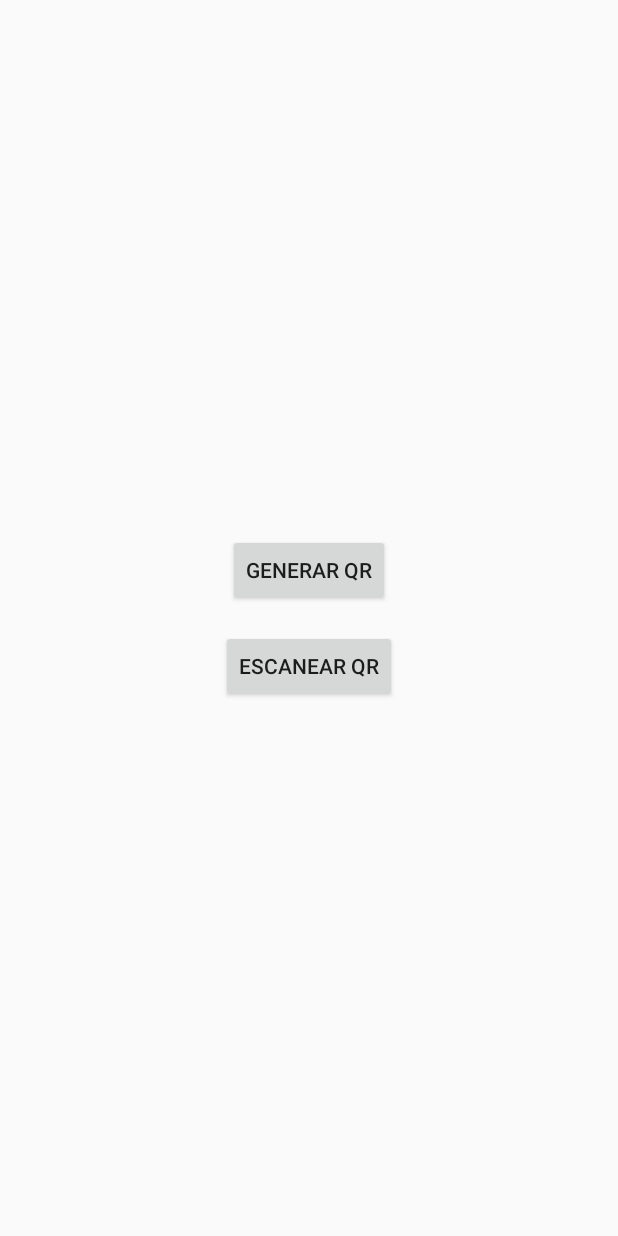
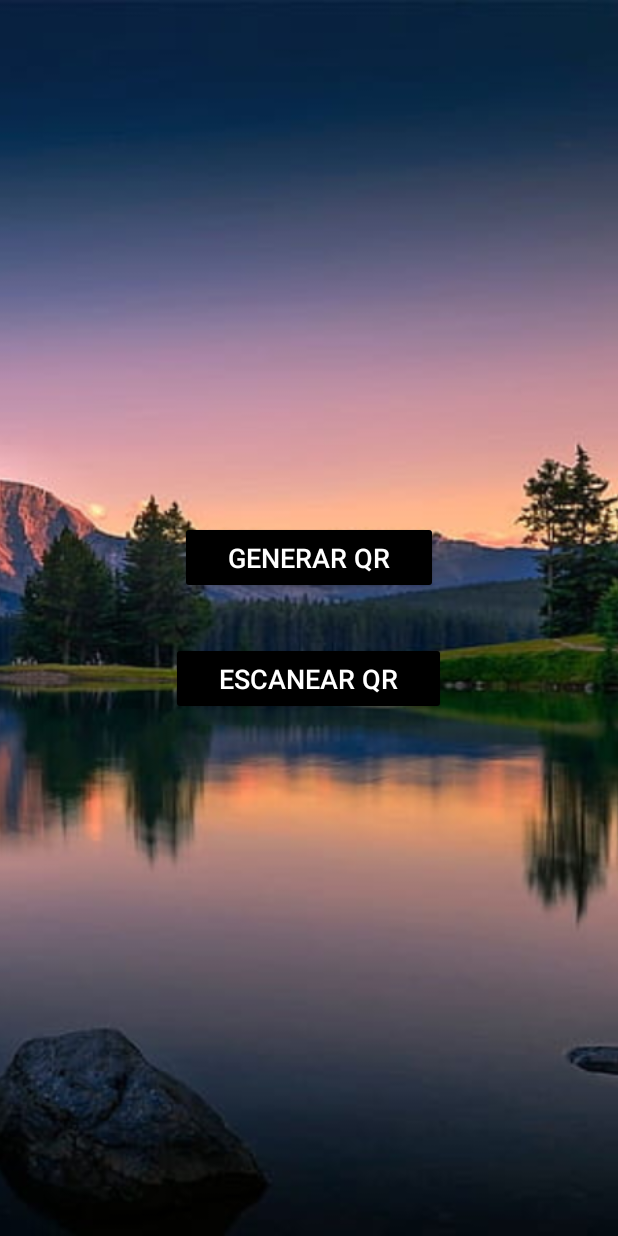
Before and after one commit to MissiegoBeats/secmessaging, an Android app: the screen it shows after launch (MainActivity), on a phone screen of 412 x 824 dp. Run offline under Robolectric (Android 15) with nearby library versions, the phone set to English and light mode, and no system bars; 9 statements that could not run were skipped.

Commit message:
Finished most development, adding more beautiful features

```diff
--- a/app/build.gradle
+++ b/app/build.gradle
@@ -12,7 +12,7 @@ android {
         targetSdk 34
         versionCode 1
         versionName "1.0"
-
+        renderscriptSupportModeEnabled true
         testInstrumentationRunner "androidx.test.runner.AndroidJUnitRunner"
     }
 
--- a/app/src/main/java/com/secmes/secmessaging/MainActivity.java
+++ b/app/src/main/java/com/secmes/secmessaging/MainActivity.java
@@ -1,9 +1,16 @@
 package com.secmes.secmessaging;
 
 import android.content.Intent;
+import android.graphics.Bitmap;
+import android.graphics.BitmapFactory;
 import android.os.Bundle;
+import android.renderscript.Allocation;
+import android.renderscript.Element;
+import android.renderscript.RenderScript;
+import android.renderscript.ScriptIntrinsicBlur;
 import android.view.View;
 import android.widget.Button;
+import android.widget.ImageView;
 
 import androidx.appcompat.app.AppCompatActivity;
 
@@ -11,11 +18,15 @@ public class MainActivity extends AppCompatActivity {
 
     private Button generateQRButton;
     private Button scanQRButton;
+    private ImageView backgroundImage;
 
     @Override
     protected void onCreate(Bundle savedInstanceState) {
         super.onCreate(savedInstanceState);
         setContentView(R.layout.activity_main);
+
+        backgroundImage = findViewById(R.id.backgroundImage);
+        applyBlur();
 
         generateQRButton = findViewById(R.id.generateQRButton);
         scanQRButton = findViewById(R.id.scanQRButton);
@@ -38,4 +49,18 @@ public class MainActivity extends AppCompatActivity {
             }
         });
     }
+
+    private void applyBlur() {
+        Bitmap originalBitmap = BitmapFactory.decodeResource(getResources(), R.drawable.background);
+        RenderScript rs = RenderScript.create(this);
+        Allocation input = Allocation.createFromBitmap(rs, originalBitmap);
+        Allocation output = Allocation.createTyped(rs, input.getType());
+        ScriptIntrinsicBlur blurScript = ScriptIntrinsicBlur.create(rs, Element.U8_4(rs));
+        blurScript.setRadius(10f);
+        blurScript.setInput(input);
+        blurScript.forEach(output);
+        output.copyTo(originalBitmap);
+        backgroundImage.setImageBitmap(originalBitmap);
+        rs.destroy();
+    }
 }
--- /dev/null
+++ b/app/src/main/res/drawable/button_background.xml
@@ -0,0 +1,6 @@
+<?xml version="1.0" encoding="utf-8"?>
+<shape xmlns:android="http://schemas.android.com/apk/res/android">
+    <solid android:color="#A2EDA6"/>
+    <corners android:radius="10dp"/>
+    <stroke android:color="#5DE463" android:width="0dp"/>
+</shape>
--- /dev/null
+++ b/app/src/main/res/drawable/edit_text_background.xml
@@ -0,0 +1,6 @@
+<?xml version="1.0" encoding="utf-8"?>
+<shape xmlns:android="http://schemas.android.com/apk/res/android">
+    <solid android:color="#ffffff"/>
+    <corners android:radius="16dp"/>
+    <stroke android:color="#e0e0e0" android:width="1dp"/>
+</shape>
--- /dev/null
+++ b/app/src/main/res/drawable/message_received_background.xml
@@ -0,0 +1,6 @@
+<?xml version="1.0" encoding="utf-8"?>
+<shape xmlns:android="http://schemas.android.com/apk/res/android">
+    <solid android:color="#E0E0E0"/>
+    <corners android:radius="12dp"/>
+    <padding android:left="16dp" android:right="16dp" android:top="8dp" android:bottom="8dp"/>
+</shape>
--- /dev/null
+++ b/app/src/main/res/drawable/message_sent_background.xml
@@ -0,0 +1,6 @@
+<?xml version="1.0" encoding="utf-8"?>
+<shape xmlns:android="http://schemas.android.com/apk/res/android">
+    <solid android:color="#A2EDA6"/>
+    <corners android:radius="12dp"/>
+    <padding android:left="16dp" android:right="16dp" android:top="8dp" android:bottom="8dp"/>
+</shape>
--- a/app/src/main/res/layout/activity_main.xml
+++ b/app/src/main/res/layout/activity_main.xml
@@ -1,21 +1,58 @@
 <?xml version="1.0" encoding="utf-8"?>
-<LinearLayout xmlns:android="http://schemas.android.com/apk/res/android"
+<RelativeLayout xmlns:android="http://schemas.android.com/apk/res/android"
+    android:layout_width="match_parent"
+    android:layout_height="match_parent">
+
+    <FrameLayout
+        android:layout_width="match_parent"
+        android:layout_height="match_parent">
+
+        <ImageView
+            android:id="@+id/backgroundImage"
             android:layout_width="match_parent"
             android:layout_height="match_parent"
+            android:src="@drawable/background"
+            android:scaleType="centerCrop"
+            android:contentDescription="Fondo" />
+
+    </FrameLayout>
+
+    <LinearLayout
+        android:layout_width="match_parent"
+        android:layout_height="wrap_content"
         android:orientation="vertical"
         android:gravity="center"
-    android:padding="16dp">
+        android:layout_centerInParent="true"
+        android:padding="20dp">
 
         <Button
             android:id="@+id/generateQRButton"
             android:layout_width="wrap_content"
             android:layout_height="wrap_content"
-        android:text="Generar QR" />
+            android:text="Generar QR"
+            android:backgroundTint="@color/black"
+            android:textColor="@android:color/white"
+            android:textSize="18sp"
+            android:layout_marginBottom="16dp"
+            android:paddingHorizontal="32dp"
+            android:paddingVertical="12dp"
+            android:elevation="4dp"
+            android:layout_centerHorizontal="true"
+            android:layout_alignParentTop="true"/>
 
         <Button
             android:id="@+id/scanQRButton"
             android:layout_width="wrap_content"
             android:layout_height="wrap_content"
             android:text="Escanear QR"
-        android:layout_marginTop="16dp" />
+            android:backgroundTint="@color/black"
+            android:textColor="@android:color/white"
+            android:textSize="18sp"
+            android:paddingHorizontal="32dp"
+            android:paddingVertical="12dp"
+            android:elevation="4dp"
+            android:layout_marginTop="16dp"
+            android:layout_centerHorizontal="true"/>
     </LinearLayout>
+
+</RelativeLayout>
```
Also changed, not shown: app/src/main/java/com/secmes/secmessaging/ChatActivity.java (+68 -30 lines), app/src/main/res/layout/activity_chat.xml (+44 -13 lines), app/src/main/res/drawable/background.jpg (added). Lines whose indentation alone changed are shown as unchanged.
